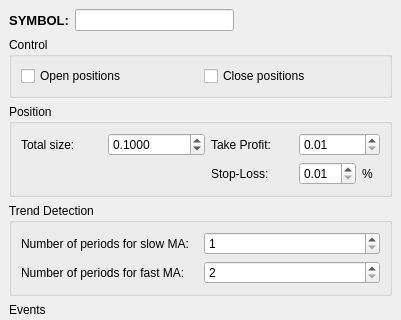
Qt form sources/Strategies/MarketMaker/TrendRepeatingStrategyWindow.ui (alimogh/trdk) before a commit; both pictures show x 0 to 401 and y 0 to 320 of the 401 by 552 pixel window.
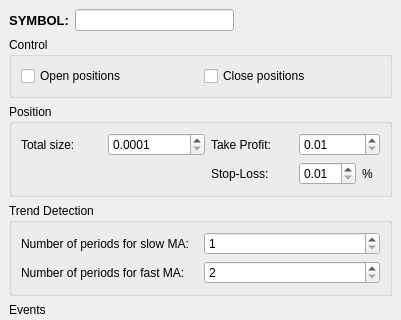
The same form after that commit.

Diff of the .ui file:
```diff
--- a/sources/Strategies/MarketMaker/TrendRepeatingStrategyWindow.ui
+++ b/sources/Strategies/MarketMaker/TrendRepeatingStrategyWindow.ui
@@ -103,9 +103,6 @@
          <property name="singleStep">
           <double>0.100000000000000</double>
          </property>
-         <property name="value">
-          <double>0.100000000000000</double>
-         </property>
         </widget>
        </item>
        <item row="0" column="2">
```
Left out of the diff: 4 changed lines with no effect on the pictures.
